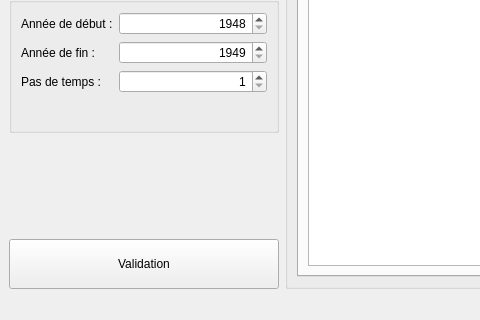
Before: the Qt Designer form fenetre_principale.ui in dasycarpum/pro_DDT_Observatoire_foncier, drawn with Qt 5; both pictures show x 0 to 480 and y 352 to 672 of the 966 by 672 pixel window.
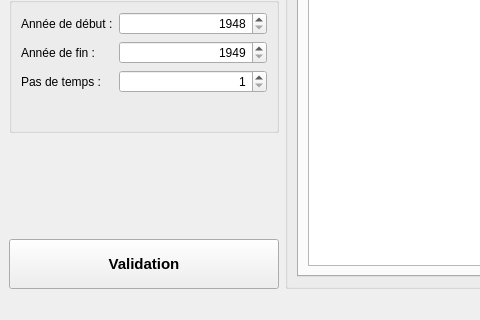
After: the same form once the commit is applied. Icons and pictures are not drawn.

```diff
--- a/fenetre_principale.ui
+++ b/fenetre_principale.ui
@@ -93,12 +93,29 @@
           <height>50</height>
          </size>
         </property>
+        <property name="font">
+         <font>
+          <pointsize>11</pointsize>
+          <weight>75</weight>
+          <bold>true</bold>
+         </font>
+        </property>
         <property name="cursor">
          <cursorShape>PointingHandCursor</cursorShape>
         </property>
         <property name="text">
          <string>Validation</string>
         </property>
+        <property name="icon">
+         <iconset resource="picto.qrc">
+          <normaloff>:/release/databank/pictogramme/OK.png</normaloff>:/release/databank/pictogramme/OK.png</iconset>
+        </property>
+        <property name="iconSize">
+         <size>
+          <width>36</width>
+          <height>36</height>
+         </size>
+        </property>
        </widget>
       </item>
       <item row="2" column="0">
```
Left out of the diff: 6 changed lines with no effect on the pictures.
